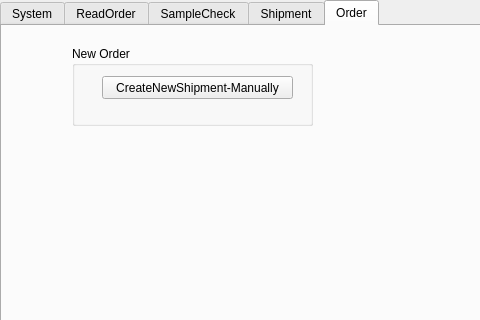
Above: TISDesk/TIS_mainwindow.ui from GdRaymond/TISProduction before the change; both pictures show x 0 to 480 and y 0 to 320 of the 1364 by 695 pixel window. Below: the same form after it.
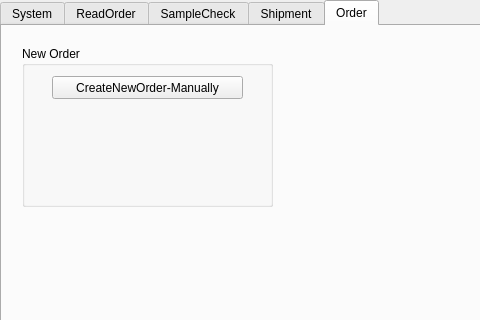
That is the form after the change. The open tabs and pages were chosen to show the change. Icons and pictures are not drawn.

Commit message: split shipment and new order

Patch:
```diff
--- a/TISDesk/TIS_mainwindow.ui
+++ b/TISDesk/TIS_mainwindow.ui
@@ -901,10 +901,10 @@
      <widget class="QGroupBox" name="groupBox_6">
       <property name="geometry">
        <rect>
-        <x>70</x>
+        <x>20</x>
         <y>20</y>
-        <width>241</width>
-        <height>80</height>
+        <width>251</width>
+        <height>161</height>
        </rect>
       </property>
       <property name="title">
@@ -920,7 +920,7 @@
         </rect>
        </property>
        <property name="text">
-        <string>CreateNewShipment-Manually</string>
+        <string>CreateNewOrder-Manually</string>
        </property>
       </widget>
      </widget>
```
Left out of the diff: 2 changed lines with no effect on the pictures. The commit also changes 7 other files.
